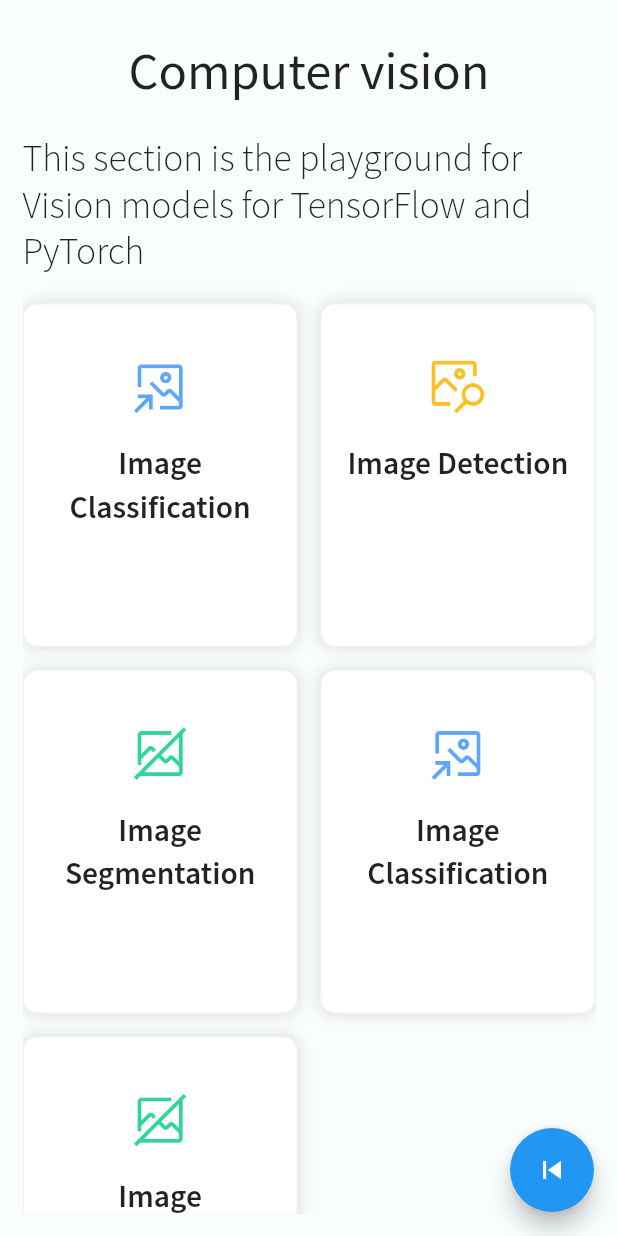
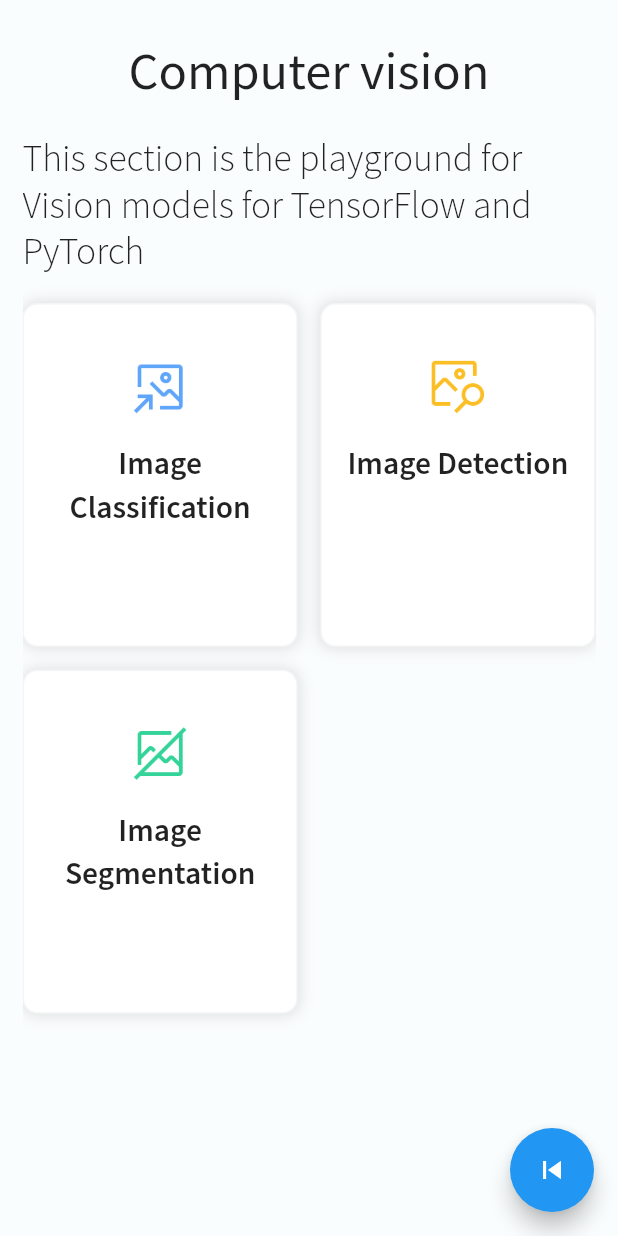
Before and after one commit to Marvin-desmond/neuron-app, a Flutter app: the ModelCards screen opened by its route, on a phone screen of 412 x 824 dp. Run offline on Flutter 3.47's test engine with Material 2 defaults, Android fonts, the phone set to English and light mode, and no system bars; our stand-ins replace dio, go_router, image_picker, internet_connection_checker, permission_handler.

Commit message:
update model cards

```diff
--- a/lib/model_cards.dart
+++ b/lib/model_cards.dart
@@ -1,15 +1,14 @@
 import 'package:flutter_native/global.dart';
-import 'package:flutter_native/router.dart';
 
 class ModelCards extends StatelessWidget {
   ModelCards({super.key});
 
   final List<InputCard> cards = [
-    InputCard("assets/cards/classification.png", "Image Classification", "classification"),
+    InputCard("assets/cards/classification.png", "Image Classification",
+        "classification"),
     InputCard("assets/cards/detection.png", "Image Detection", "detection"),
-    InputCard("assets/cards/segmentation.png", "Image Segmentation", "segmentation"),
-    InputCard("assets/cards/classification.png", "Image Classification", "classification"),
-    InputCard("assets/cards/segmentation.png", "Image Segmentation", "segmentation")
+    InputCard(
+        "assets/cards/segmentation.png", "Image Segmentation", "segmentation")
   ];
 
   @override
```
